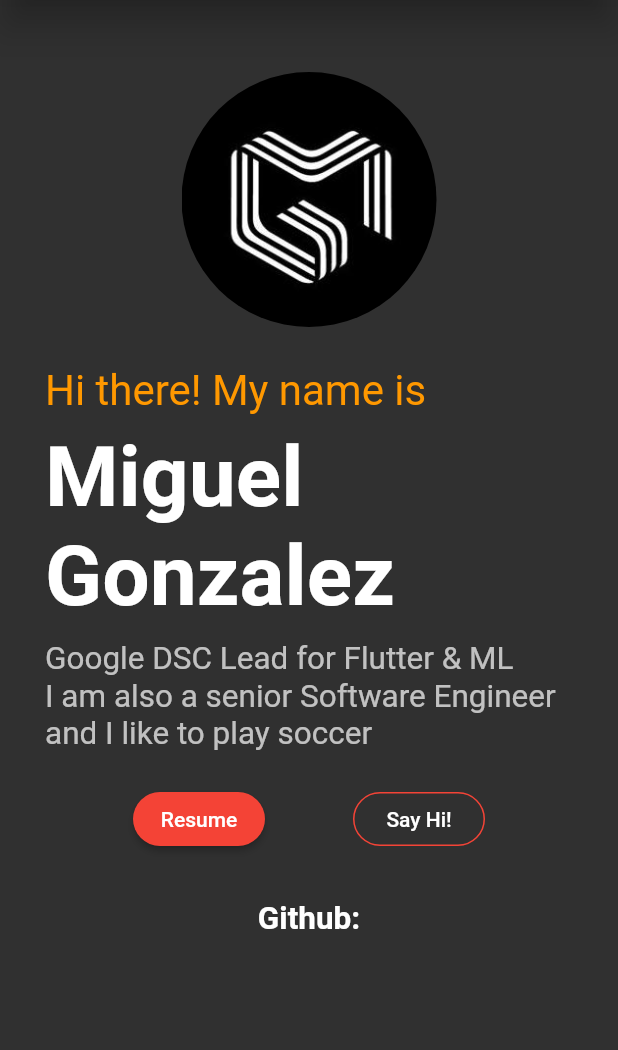
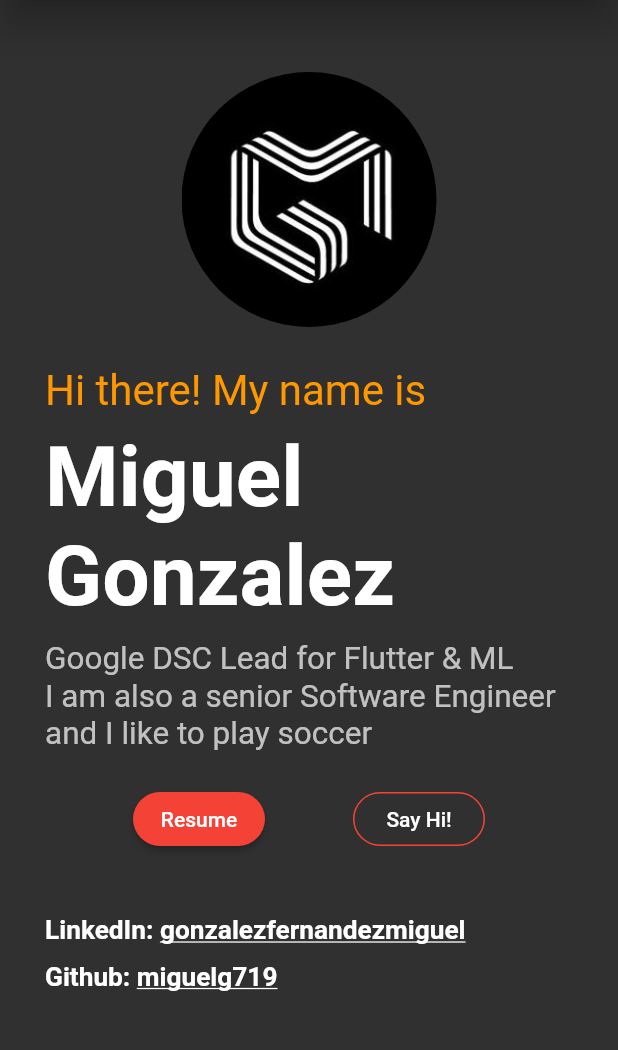
Before and after one commit to miguelg719/flutter_workshop, a Flutter app: the screen it shows after launch, on a phone screen of 412 x 824 dp, the part 84-1134 px from its top. Run offline on Flutter 3.47's test engine with Material 2 defaults, Android fonts, the phone set to English and light mode, and no system bars.

Commit message:
finished final

```diff
--- a/flutter_workshop/lib/main.dart
+++ b/flutter_workshop/lib/main.dart
@@ -1,4 +1,6 @@
 import 'package:flutter/material.dart';
+import 'package:flutter/services.dart';
+import 'package:url_launcher/url_launcher.dart';
 
 void main() {
   runApp(MyApp());
@@ -181,12 +183,9 @@ class _MyHomePageState extends State<MyHomePage> {
                     children: <Widget>[
                       RaisedButton(
                         shape: StadiumBorder(),
-                        child: Text("Resume"),
+                        child: Text('Resume'),
                         color: Colors.red,
-                        onPressed: () {
-                          //html.window.open(
-                          //    "https://google-developers.appspot.com/community/experts/directory/profile/profile-pawan_kumarGDE");
-                        },
+                        onPressed: (){},
                         padding: EdgeInsets.all(8),
                       ),
                       OutlineButton(
@@ -196,16 +195,14 @@ class _MyHomePageState extends State<MyHomePage> {
                         shape: StadiumBorder(),
                         child: Text("Say Hi!"),
                         color: Colors.red,
-                        onPressed: () {
-                          //html.window.open("https://pawan.live", "Pk");
-                        },
+                        onPressed: (){},
                         padding: EdgeInsets.all(8),
                       )
                     ],
                   )
                 ],
               ),
-              SizedBox(height: 30),
+              SizedBox(height: 40),
               Column(
                 // Column is also a layout widget. It takes a list of children and
                 // arranges them vertically. By default, it sizes itself to fit its
@@ -223,13 +220,54 @@ class _MyHomePageState extends State<MyHomePage> {
                 // horizontal).
                 mainAxisAlignment: MainAxisAlignment.start,
                 children: <Widget>[
-                  Text(
-                    "Github:",
-                    textScaleFactor: 1.5,
-                    style: TextStyle(
-                      color: Colors.white,
-                      fontWeight: FontWeight.bold,
-                    ),
+                  Row(
+                    children: <Widget>[
+                      Text(
+                        "LinkedIn: ",
+                        textScaleFactor: 1.25,
+                        style: TextStyle(
+                          color: Colors.white,
+                          fontWeight: FontWeight.bold,
+                        ),
+                      ),
+                      InkWell(
+                        child: Text(
+                          'gonzalezfernandezmiguel',
+                          textScaleFactor: 1.25,
+                          style: TextStyle(
+                            color: Colors.white,
+                            fontWeight: FontWeight.bold,
+                            decoration: TextDecoration.underline,
+                          ),
+                        ),
+                        onTap: () => launch('https://linkedin.com/in/gonzalezfernandezmiguel')
+                      ),
+                    ],
+                  ),
+                  SizedBox(height: 10),
+                  Row(
+                    children: <Widget>[
+                      Text(
+                        "Github: ",
+                        textScaleFactor: 1.25,
+                        style: TextStyle(
+                          color: Colors.white,
+                          fontWeight: FontWeight.bold,
+                        ),
+                      ),
+                      InkWell(
+                          child: Text(
+                            'miguelg719',
+                            textScaleFactor: 1.25,
+                            style: TextStyle(
+                              color: Colors.white,
+                              fontWeight: FontWeight.bold,
+                              decoration: TextDecoration.underline,
+                            ),
+                          ),
+                          onTap: () => launch('https://github.com/miguelg719')
+                      ),
+                    ],
                   ),
                 ],
               ),
--- a/flutter_workshop/pubspec.yaml
+++ b/flutter_workshop/pubspec.yaml
@@ -23,6 +23,7 @@ environment:
 dependencies:
   flutter:
     sdk: flutter
+  url_launcher: ^5.7.10
 
 
   # The following adds the Cupertino Icons font to your application.
```
Also changed, not shown: flutter_workshop/pubspec.lock, 6 other files.
